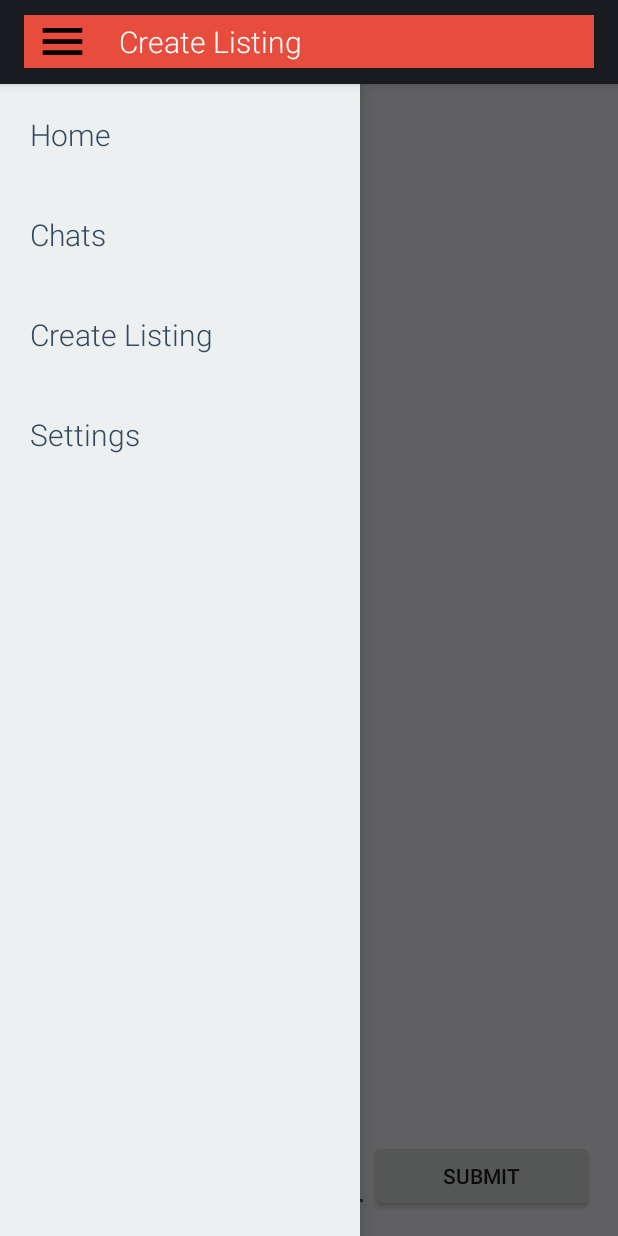
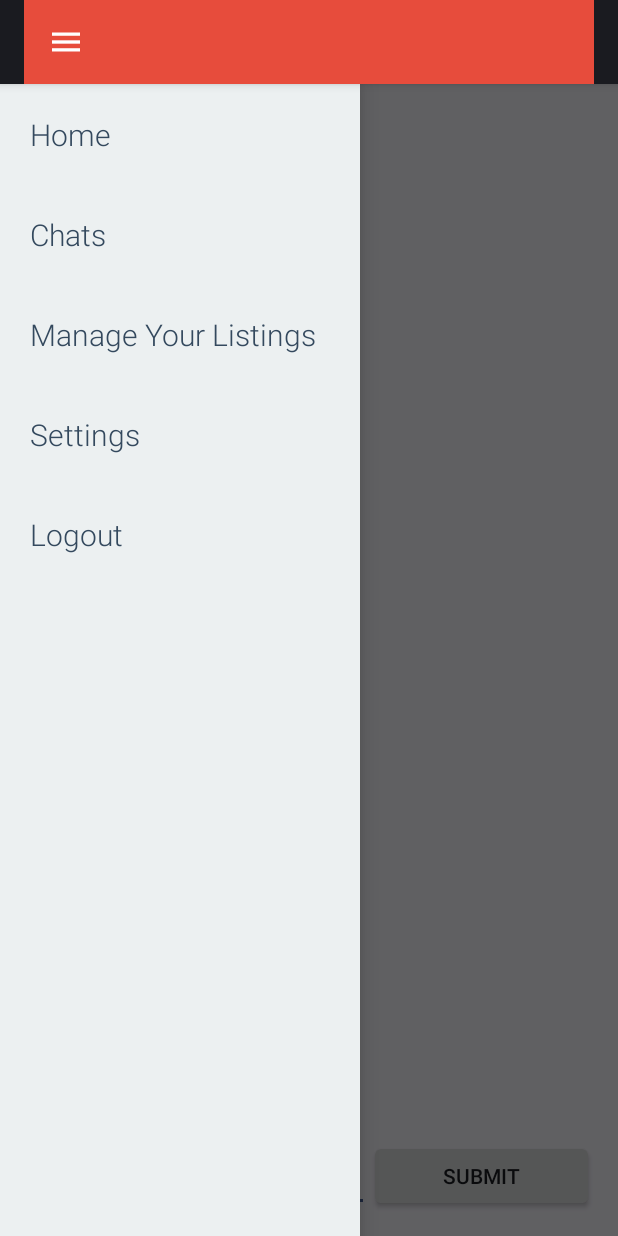
Before and after one commit to hackathoner/Barter, an Android app: the ChatScreen screen opened directly, with no data from a screen before it, with the side drawer open, on a phone screen of 412 x 824 dp. Run offline under Robolectric (Android 15) with nearby library versions, the phone set to English and light mode, and no system bars; libraries missing offline, so code that uses them is left out: com.firebase.client; 6 statements that could not run were skipped.

Commit message:
Extra changes

```diff
--- a/app/src/main/java/me/anuraag/barter/ChatScreen.java
+++ b/app/src/main/java/me/anuraag/barter/ChatScreen.java
@@ -3,6 +3,8 @@ package me.anuraag.barter;
 import android.app.Activity;
 import android.content.Context;
 import android.content.Intent;
+import android.graphics.Color;
+import android.graphics.drawable.ColorDrawable;
 import android.support.v4.widget.DrawerLayout;
 import android.support.v7.app.ActionBarActivity;
 import android.os.Bundle;
@@ -11,6 +13,7 @@ import android.view.Gravity;
 import android.view.LayoutInflater;
 import android.view.Menu;
 import android.view.MenuItem;
+import android.view.MotionEvent;
 import android.view.View;
 import android.view.ViewGroup;
 import android.widget.AdapterView;
@@ -58,7 +61,7 @@ public class ChatScreen extends Activity {
     private ArrayList<MessageObject> messageObjects;
     private ListView listview;
     private List<ParseObject> templist;
-    private ImageView menu;
+    private Button menu;
     @Override
     protected void onCreate(Bundle savedInstanceState) {
         super.onCreate(savedInstanceState);
@@ -146,14 +149,27 @@ public class ChatScreen extends Activity {
 
         mCustomView = mInflater.inflate(R.layout.custom_actionbar, null);
         mTitleTextView = (TextView) mCustomView.findViewById(R.id.title_text);
-        mTitleTextView.setText("Create Listing");
-        menu = (ImageView)mCustomView.findViewById(R.id.imageView1);
+        mTitleTextView.setText(getIntent().getStringExtra("ChatterName"));
+        menu = (Button)mCustomView.findViewById(R.id.button3);
         menu.setOnClickListener(new View.OnClickListener() {
             @Override
             public void onClick(View v) {
                 doThis();
             }
         });
+        menu.setOnTouchListener(new View.OnTouchListener() {
+            @Override
+            public boolean onTouch(View v, MotionEvent event) {
+                if(event.getAction() == MotionEvent.ACTION_DOWN) {
+                    menu.setBackground(new ColorDrawable(0xFFc0392b));
+                }
+                if(event.getAction() == MotionEvent.ACTION_UP){
+                    menu.setBackgroundColor(Color.TRANSPARENT);
+                }
+                return false;
+            }
+        });
+
 
 
         mActionBar.setCustomView(mCustomView);
--- a/app/src/main/res/layout/activity_sign_in.xml
+++ b/app/src/main/res/layout/activity_sign_in.xml
@@ -15,7 +15,7 @@
         android:layout_width="wrap_content"
         android:layout_height="wrap_content"
         android:textAppearance="?android:attr/textAppearanceLarge"
-        android:text="Eatifi"
+        android:text="Barter"
         android:textColor="#ecf0f1"
         android:textSize="60sp"
         android:fontFamily="sans-serif-medium"
--- a/app/src/main/res/layout/custom_actionbar.xml
+++ b/app/src/main/res/layout/custom_actionbar.xml
@@ -3,7 +3,12 @@
     android:layout_width="match_parent"
     android:layout_height="50dp"
     android:background="#e74c3c" >
-
+    <Button
+        android:layout_width="60dp"
+        android:layout_height="match_parent"
+        android:background="@android:color/transparent"
+        android:id="@+id/button3"
+        android:layout_alignParentBottom="true" />
     <TextView
         android:id="@+id/title_text"
         android:layout_width="wrap_content"
@@ -11,18 +16,18 @@
         android:textSize="20sp"
         android:layout_centerVertical="true"
         android:fontFamily="sans-serif-light"
-        android:layout_marginLeft="20dp"
+        android:layout_marginLeft="23dp"
         android:layout_toRightOf="@+id/imageView1"
         android:textColor="#fff"
          />
 
     <ImageView
         android:id="@+id/imageView1"
-        android:layout_width="35dp"
-        android:layout_height="35dp"
+        android:layout_width="25dp"
+        android:layout_height="25dp"
         android:layout_alignParentLeft="true"
         android:layout_centerVertical="true"
-        android:layout_marginLeft="8dp"
+        android:layout_marginLeft="15dp"
         android:src="@drawable/ic_menu" />
 
     <TextView
@@ -33,4 +38,5 @@
 
 
 
+
 </RelativeLayout>
--- a/app/src/main/res/values/strings.xml
+++ b/app/src/main/res/values/strings.xml
@@ -21,8 +21,9 @@
     <string-array name="Items">
         <item>Home</item>
         <item>Chats</item>
-        <item>Create Listing</item>
+        <item>Manage Your Listings</item>
         <item>Settings</item>
+        <item>Logout</item>
     </string-array>
 
     <string name="action_settings">Settings</string>
```
Also changed, not shown: app/src/main/java/me/anuraag/barter/ChatsActivity.java (+20 -3 lines), app/src/main/java/me/anuraag/barter/CreateListing.java (+17 -2 lines), app/src/main/java/me/anuraag/barter/HomePage.java (+19 -2 lines), app/src/main/java/me/anuraag/barter/ListingActivity.java (+17 -2 lines), app/src/main/res/drawable-xhdpi/ic_menu.png.
